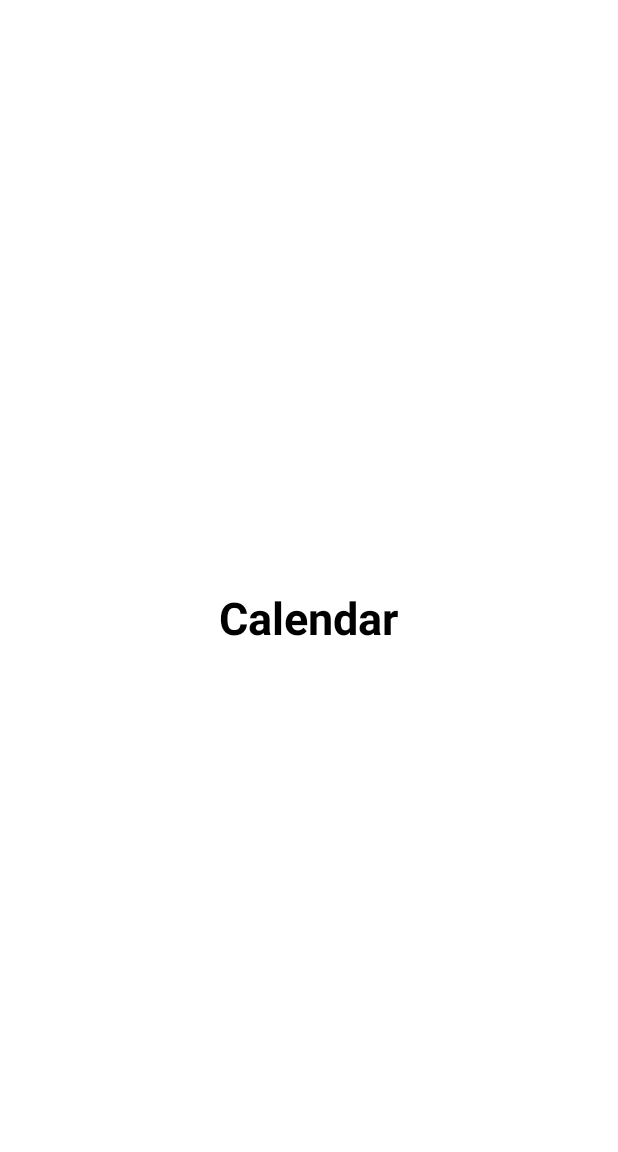
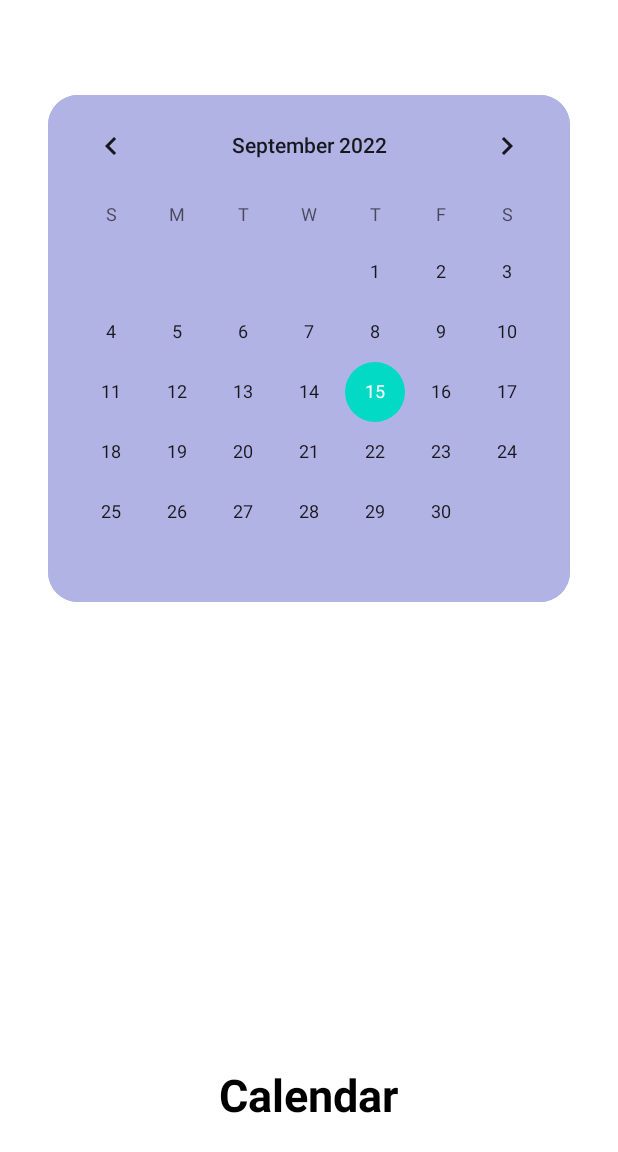
Before and after one commit to Secret-Delta/Delta, an Android app: the layout fragment_calendar.xml on its own in the app's theme, with its tools: preview values and no code run, on a phone screen of 412 x 824 dp. Shown: the top 1152 px of the screen. Run offline under Robolectric (Android 15) with nearby library versions, the phone set to English and light mode, and no system bars.

Commit message:
create calendar view on Calendar

```diff
--- a/app/src/main/java/com/SecretDelta/delta/Fragments/CalendarFragment.java
+++ b/app/src/main/java/com/SecretDelta/delta/Fragments/CalendarFragment.java
@@ -7,17 +7,33 @@ import androidx.fragment.app.Fragment;
 import android.view.LayoutInflater;
 import android.view.View;
 import android.view.ViewGroup;
+import android.widget.TextView;
 
 import com.SecretDelta.delta.R;
+
+import java.text.SimpleDateFormat;
+import java.util.Calendar;
 
 
 public class CalendarFragment extends Fragment {
 
+    TextView currentDate;
+    Calendar calendar;
+    SimpleDateFormat dateFormat;
+    String date;
 
     @Override
     public View onCreateView(LayoutInflater inflater, ViewGroup container,
                              Bundle savedInstanceState) {
 
-        return inflater.inflate(R.layout.fragment_calendar, container, false);
+        View view = inflater.inflate(R.layout.fragment_calendar, container, false);
+
+        calendar = Calendar.getInstance();
+        currentDate = view.findViewById(R.id.displayCurrentDate);
+        dateFormat = new SimpleDateFormat("EEEE, d MMM, yyyy");
+        date = dateFormat.format(calendar.getTime());
+        currentDate.setText(date);
+
+        return view;
     }
 }
--- /dev/null
+++ b/app/src/main/res/drawable/calendar_background.xml
@@ -0,0 +1,9 @@
+<?xml version="1.0" encoding="utf-8"?>
+<shape xmlns:android="http://schemas.android.com/apk/res/android">
+    <corners
+        android:radius="20dp"
+        />
+    <solid
+        android:color="#b1b3e4"
+        />
+</shape>
--- a/app/src/main/res/layout/fragment_calendar.xml
+++ b/app/src/main/res/layout/fragment_calendar.xml
@@ -10,10 +10,35 @@
     <TextView
         android:layout_width="wrap_content"
         android:layout_height="wrap_content"
+        android:layout_alignParentBottom="true"
+        android:layout_centerHorizontal="true"
+        android:layout_marginBottom="74dp"
         android:text="@string/menu_calendar"
+        android:textColor="@color/black"
         android:textSize="30sp"
-        android:layout_centerInParent="true"
-        android:textColor="@color/black"
-        android:textStyle="bold"/>
+        android:textStyle="bold" />
+
+    <CalendarView
+        android:id="@+id/calendarView"
+        android:layout_width="wrap_content"
+        android:layout_height="wrap_content"
+        android:layout_alignParentTop="true"
+        android:layout_centerHorizontal="true"
+        android:layout_marginTop="63dp"
+        android:background="@drawable/calendar_background" />
+
+    <TextView
+        android:id="@+id/displayCurrentDate"
+        android:layout_width="273dp"
+        android:layout_height="46dp"
+        android:layout_alignParentStart="true"
+        android:layout_alignParentTop="true"
+        android:layout_centerHorizontal="true"
+        android:layout_marginStart="70dp"
+        android:layout_marginTop="8dp"
+        android:textAlignment="center"
+        android:textColor="#000000"
+        android:textSize="25sp"
+        android:textStyle="bold" />
 
 </RelativeLayout>
```
